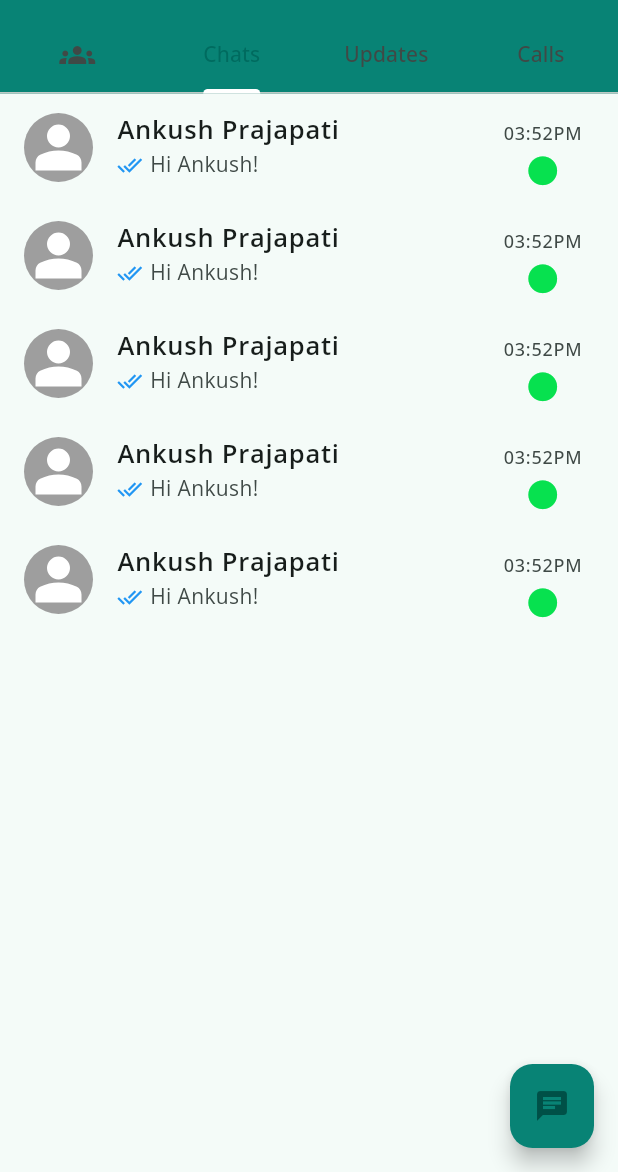
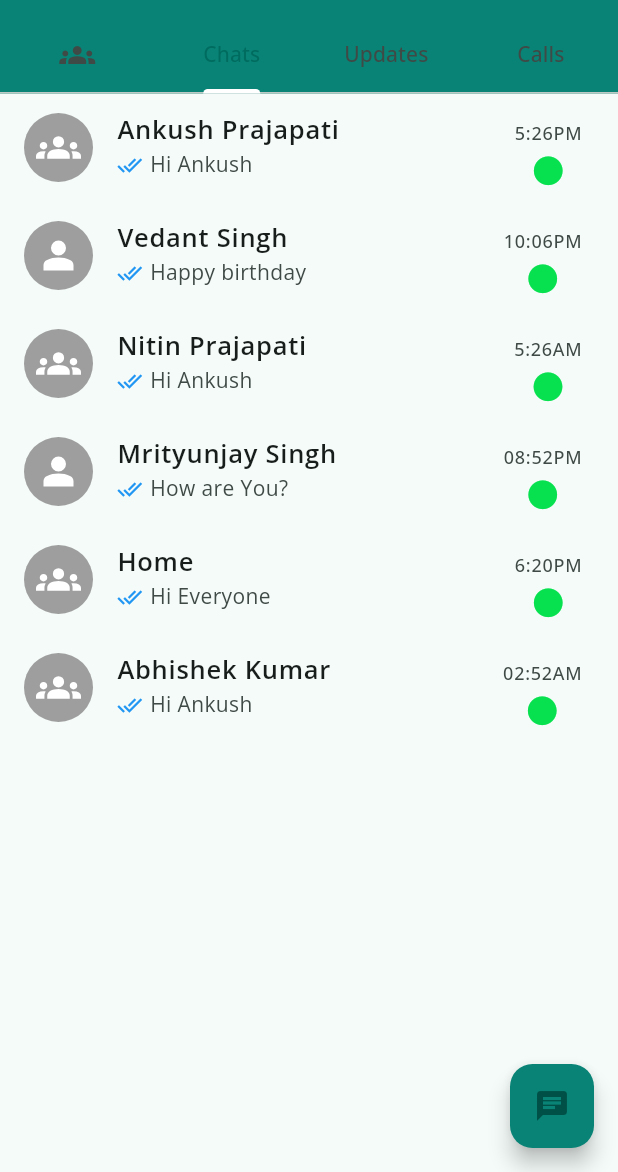
Before and after one commit to Ankush1200/whatsapp_clone, a Flutter app: the screen it shows after launch, on a phone screen of 412 x 824 dp, the part 64-1236 px from its top. Run offline on Flutter 3.47's test engine with Material 3 defaults, Android fonts, the phone set to English and light mode, and no system bars; our stand-ins replace flutter_svg, get.

Commit message:
Model Added

```diff
--- /dev/null
+++ b/lib/Model/chatmodel.dart
@@ -0,0 +1,16 @@
+class ChatModel{
+  String name;
+  String icon;
+  String currentmessage;
+  String time;
+  bool isgroup;
+
+  ChatModel({
+  required this.name,
+  required this.icon,
+  required this.isgroup,
+  required this.time,
+  required this.currentmessage,
+ });
+
+}
--- a/lib/pages/chat_page.dart
+++ b/lib/pages/chat_page.dart
@@ -1,26 +1,76 @@
 import 'package:flutter/material.dart';
-import 'package:whatsapp_clone/widgets/chat_card.dart';
+import 'package:flutter_svg/flutter_svg.dart';
+import 'package:whatsapp_clone/Model/chatmodel.dart';
+import 'package:whatsapp_clone/widgets/chat_list.dart';
 
-class ChatPage extends StatelessWidget {
+class ChatPage extends StatefulWidget {
   const ChatPage({super.key});
+
+  @override
+  State<ChatPage> createState() => _ChatPageState();
+}
+
+class _ChatPageState extends State<ChatPage> {
+  List<ChatModel> chatmodel = [
+    ChatModel(
+      name: "Ankush Prajapati",
+      icon: "assets/icons/groups.svg",
+      isgroup: false,
+      time: "5:26PM",
+      currentmessage: "Hi Ankush",
+    ),
+    ChatModel(
+      name: "Vedant Singh",
+      icon: "assets/icons/person.svg",
+      isgroup: false,
+      time: "10:06PM",
+      currentmessage: "Happy birthday",
+    ),
+    ChatModel(
+      name: "Nitin Prajapati",
+      icon: "assets/icons/groups.svg",
+      isgroup: true,
+      time: "5:26AM",
+      currentmessage: "Hi Ankush",
+    ),
+    ChatModel(
+      name: "Mrityunjay Singh",
+      icon: "assets/icons/person.svg",
+      isgroup: false,
+      time: "08:52PM",
+      currentmessage: "How are You?",
+    ),
+    ChatModel(
+      name: "Home",
+      icon: "assets/icons/groups.svg",
+      isgroup: false,
+      time: "6:20PM",
+      currentmessage: "Hi Everyone",
+    ),
+    ChatModel(
+      name: "Abhishek Kumar",
+      icon: "assets/icons/groups.svg",
+      isgroup: false,
+      time: "02:52AM",
+      currentmessage: "Hi Ankush",
+    ),
+  ];
   @override
   Widget build(BuildContext context) {
     return Scaffold(
-      body:ListView(
-          children: const [
-            ChatList(),
-            ChatList(),
-            ChatList(),
-            ChatList(),
-            ChatList(),
-            // MyCustomList(
-            //     title: 'Dharmendra Baghel',
-            //     subtitle: 'dagd',
-            //     leadingIcon: CircleAvatar(
-            //         backgroundImage: AssetImage("assets/images/profile.png")),
-            //     onTap: () {}),
-          ],
-        ),
+      body:ListView.builder(
+        itemCount: chatmodel.length,
+        itemBuilder: (context, index) {
+        return ChatList(chatModel:chatmodel[index],);
+      }),
     );
   }
 }
+
+
+ // MyCustomList(
+          //     title: 'Dharmendra Baghel',
+          //     subtitle: 'dagd',
+          //     leadingIcon: CircleAvatar(
+          //         backgroundImage: AssetImage("assets/images/profile.png")),
+          //     onTap: () {}),
--- a/lib/widgets/chat_card.dart
+++ /dev/null
@@ -1,46 +0,0 @@
-import 'package:flutter/material.dart';
-import 'package:flutter_svg/flutter_svg.dart';
-import 'package:get/get.dart';
-import 'package:whatsapp_clone/Screens/You.dart';
-
-
-class ChatList extends StatelessWidget {
-  const ChatList({super.key});
-
-  @override
-  Widget build(BuildContext context) {
-    return InkWell(
-      onTap: (){
-        Get.to(()=>You(),
-              transition: Transition.rightToLeftWithFade
-              );
-      },
-      child: Column(
-        children: [
-          ListTile(
-            title: const Text("Ankush Prajapati",style: TextStyle(fontSize: 17,fontWeight: FontWeight.bold),),
-            subtitle:const Row(children: [
-              Icon(Icons.done_all,size:17,color: Colors.blue,),
-              SizedBox(width:5,),
-              Text("Hi Ankush!",),
-            ]),
-            leading: CircleAvatar(radius:23,
-            backgroundColor: Colors.grey,
-            // ignore: deprecated_member_use
-            child:SvgPicture.asset("assets/icons/person.svg",color: Colors.white,),
-            ),
-            trailing:const Column(children: [
-              SizedBox(height:10,),
-              Text("03:52PM",style: TextStyle(fontSize: 12),),
-              SizedBox(height:5,),
-              Icon(Icons.circle,color: Color.fromARGB(255, 7, 225, 79),size:23,)
-            ],),
-            // onTap:(){
-
-            // },
-          ),
-        ],
-      ),
-    );
-  }
-}
--- /dev/null
+++ b/lib/widgets/chat_list.dart
@@ -0,0 +1,48 @@
+import 'package:flutter/material.dart';
+import 'package:flutter_svg/flutter_svg.dart';
+import 'package:get/get.dart';
+import 'package:whatsapp_clone/Model/chatmodel.dart';
+import 'package:whatsapp_clone/Screens/You.dart';
+
+
+class ChatList extends StatelessWidget {
+  final ChatModel chatModel;
+  const ChatList({super.key,required this.chatModel});
+
+  @override
+  Widget build(BuildContext context) {
+    return InkWell(
+      onTap: (){
+        Get.to(()=>You(),
+              transition: Transition.rightToLeftWithFade
+              );
+      },
+      child: Column(
+        children: [
+          ListTile(
+            title: Text(chatModel.name,style: const TextStyle(fontSize: 17,fontWeight: FontWeight.bold),),
+            subtitle: Row(children: [
+              const Icon(Icons.done_all,size:17,color: Colors.blue,),
+              const SizedBox(width:5,),
+              Text(chatModel.currentmessage),
+            ]),
+            leading: CircleAvatar(radius:23,
+            backgroundColor: Colors.grey,
+            // ignore: deprecated_member_use
+            child:SvgPicture.asset(chatModel.icon,color: Colors.white,height:30,),
+            ),
+            trailing: Column(children: [
+              const SizedBox(height:10,),
+              Text(chatModel.time,style: const TextStyle(fontSize: 12),),
+              const SizedBox(height:5,),
+              const Icon(Icons.circle,color: Color.fromARGB(255, 7, 225, 79),size:23,)
+            ],),
+            // onTap:(){
+
+            // },
+          ),
+        ],
+      ),
+    );
+  }
+}
```
